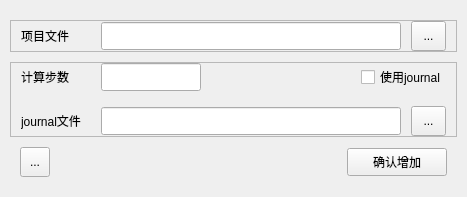
This is fluent_queue/ui_qt/ui_add_project.ui in qweaxdzsc/fluent_add_on as Qt 5 draws it before an edit. The edited form follows.
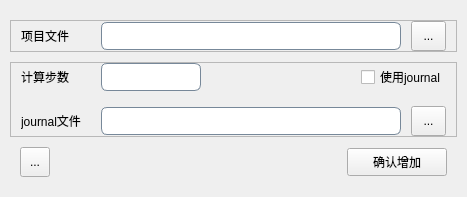
This is the edited form. Icons and pictures are not drawn.

Commit message: - update fluent queue:   - now it have func_setting.py.   - func_setting.py provide a setting UI, with three function now,   first, suspend next in line   second, set cores for calculation   third, launch scheduler for plan mission

What changed in the file:
```diff
--- a/fluent_queue/ui_qt/ui_add_project.ui
+++ b/fluent_queue/ui_qt/ui_add_project.ui
@@ -28,6 +28,12 @@
   <property name="layoutDirection">
    <enum>Qt::LeftToRight</enum>
   </property>
+  <property name="styleSheet">
+   <string notr="true">QLineEdit{
+	border:1px solid #778899;
+	border-radius:6px;
+	padding:2px 2px}</string>
+  </property>
   <layout class="QVBoxLayout" name="verticalLayout">
    <property name="spacing">
     <number>10</number>
```
Left out of the diff: 6 changed lines with no effect on the pictures. The commit also changes 154 other files.
